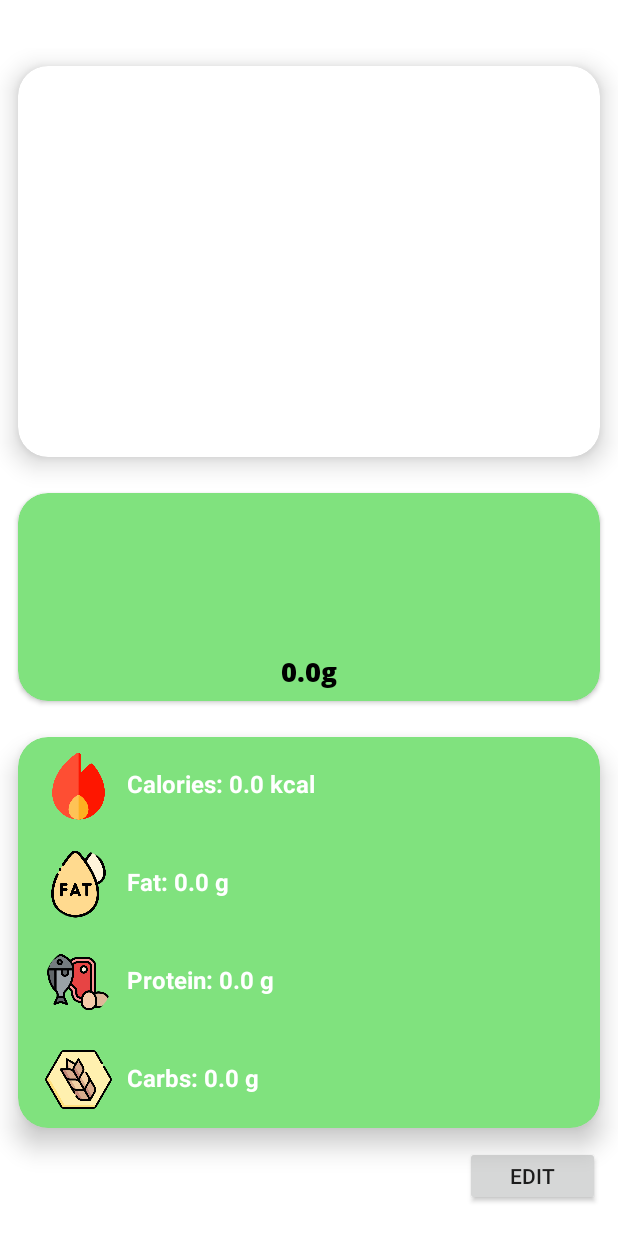
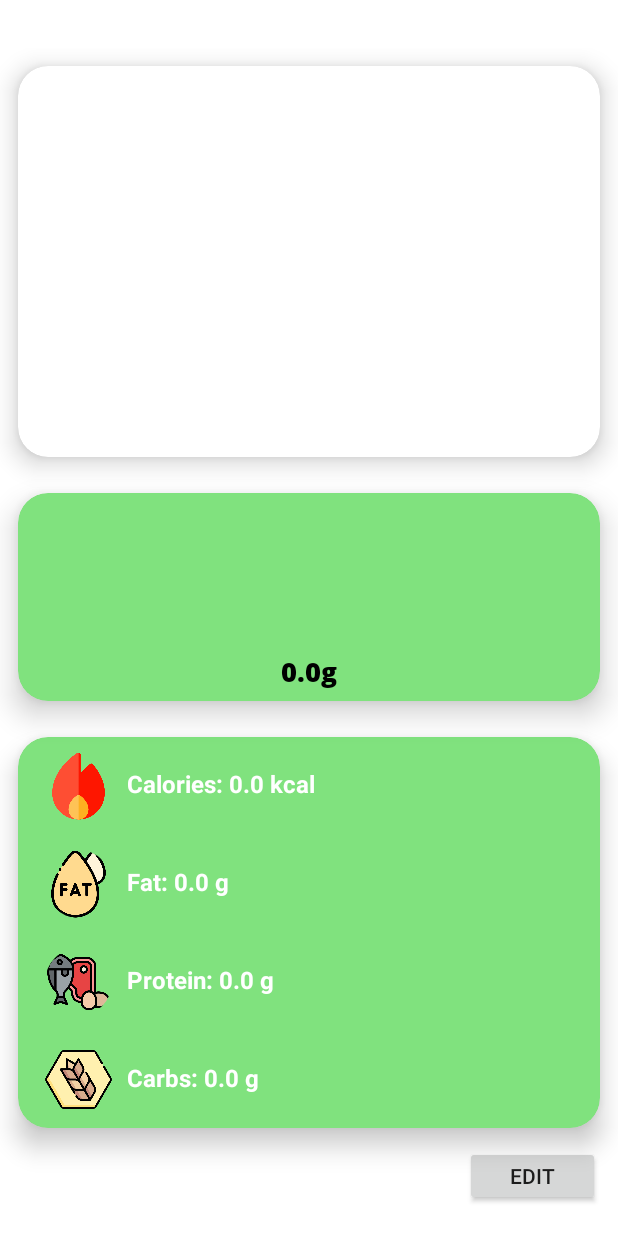
Before and after one commit to risinsilv/FCM, an Android app: the MealSummaryActivity screen opened directly, with no data from a screen before it, on a phone screen of 412 x 824 dp. Run offline under Robolectric (Android 15) with nearby library versions, the phone set to English and light mode, and no system bars; our stand-ins replace Room's generated code; 7 statements that could not run were skipped.

Commit message:
commit 14

```diff
--- a/app/src/main/res/layout/activity_meal_summary.xml
+++ b/app/src/main/res/layout/activity_meal_summary.xml
@@ -45,7 +45,8 @@
             android:layout_margin="12dp"
             android:layout_weight="5"
             app:cardBackgroundColor="@color/green_seafoam"
-            app:cardCornerRadius="20dp">
+            app:cardCornerRadius="20dp"
+            app:cardElevation="12dp">
 
             <LinearLayout
                 android:id="@+id/weight"
```
